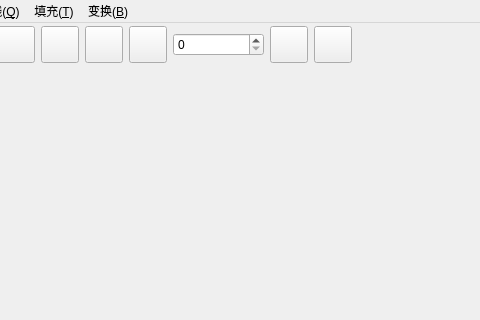
Qt form mainwindow.ui (cocochick/point) before a commit; both pictures show x 86 to 566 and y 0 to 320 of the 1000 by 800 pixel window.
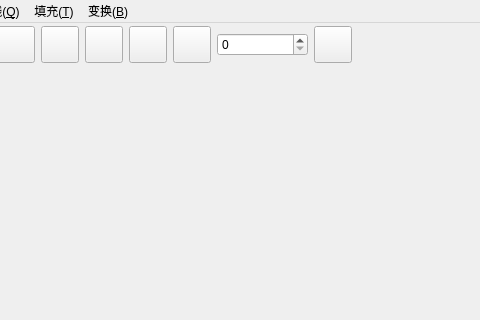
The same form after that commit. Icons and pictures are not drawn.

Commit message: add rotate mode

The edit to the form file:
```diff
--- a/mainwindow.ui
+++ b/mainwindow.ui
@@ -127,10 +127,7 @@
       </widget>
      </item>
      <item>
-      <widget class="QSpinBox" name="spinBox"/>
-     </item>
-     <item>
-      <widget class="QToolButton" name="toolButton_5">
+      <widget class="QToolButton" name="rotate">
        <property name="text">
         <string/>
        </property>
@@ -146,6 +143,9 @@
        </property>
       </widget>
      </item>
+     <item>
+      <widget class="QSpinBox" name="spinBox"/>
+     </item>
      <item>
       <widget class="QToolButton" name="Delall">
        <property name="text">
```
Left out of the diff: 4 changed lines with no effect on the pictures. The commit also changes 12 other files.
